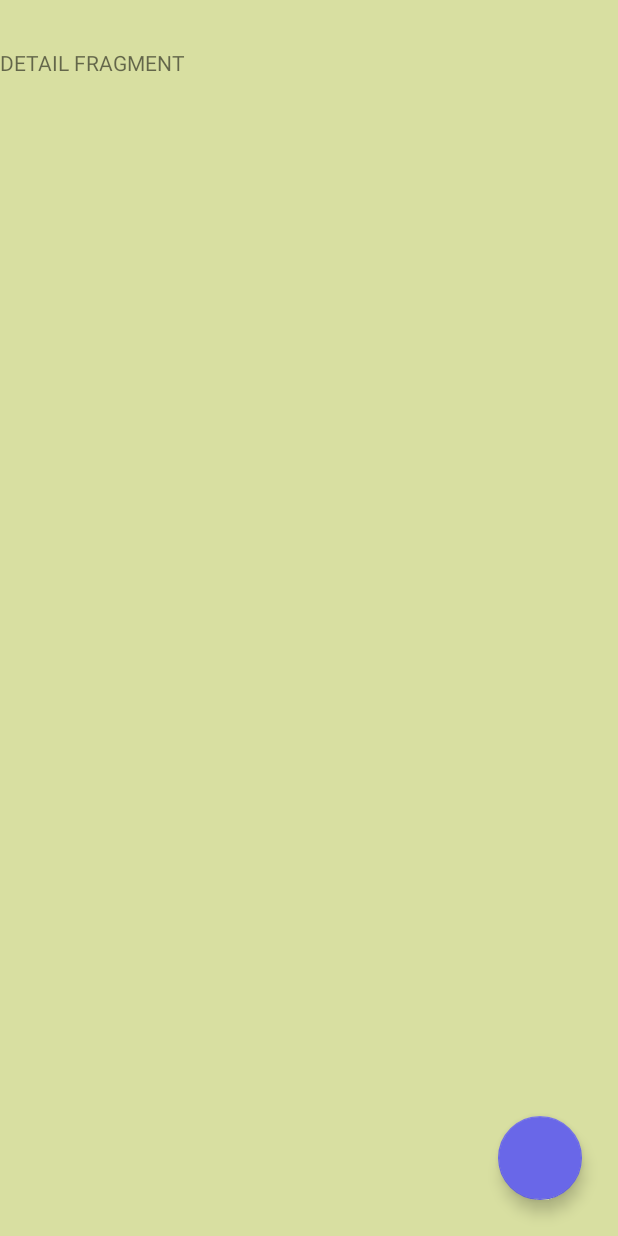
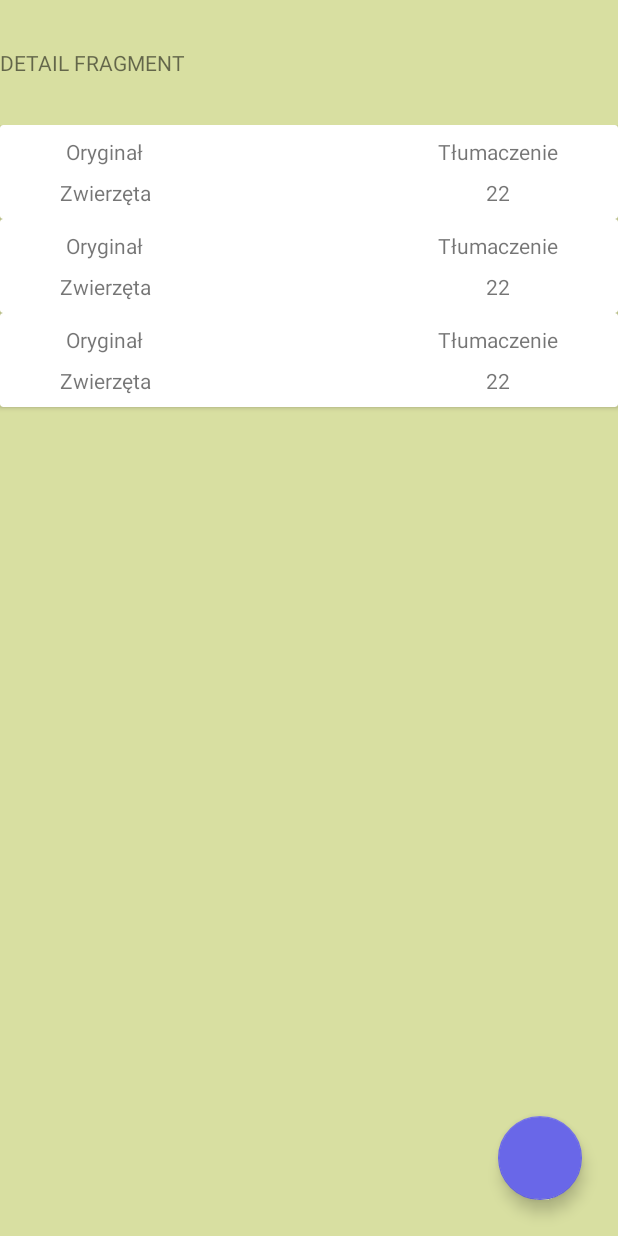
Before and after one commit to masslany/-PAdTM-Langusta, an Android app: the layout course_detail_fragment.xml on its own in the app's theme, with its tools: preview values and no code run, on a phone screen of 412 x 824 dp. Run offline under Robolectric (Android 15) with nearby library versions, the light colour scheme and no system bars.

Commit message:
initial words recyclerview implemented

```diff
--- a/app/src/main/java/com/example/mobilne_projekt/adapter/CourseAdapter.kt
+++ b/app/src/main/java/com/example/mobilne_projekt/adapter/CourseAdapter.kt
@@ -48,5 +48,4 @@ class CourseAdapter internal constructor(context: Context) : RecyclerView.Adapte
         val courseNameTextView: TextView = itemView.courseNameTextView
     }
 
-
 }
--- a/app/src/main/java/com/example/mobilne_projekt/data/db/CourseRepository.kt
+++ b/app/src/main/java/com/example/mobilne_projekt/data/db/CourseRepository.kt
@@ -27,6 +27,10 @@ class CourseRepository(private val courseDao: CourseDao) {
         return getCourseByName(name).words
     }
 
+    fun getWordsLiveData(name: String): LiveData<List<Word>> {
+        return courseDao.getWordsLiveData(name)
+    }
+
     fun insertWord(course: Course, word: Word) {
 
         val newWordsList = mutableListOf<Word>().apply { addAll(course.words)}
--- a/app/src/main/res/layout/course_detail_fragment.xml
+++ b/app/src/main/res/layout/course_detail_fragment.xml
@@ -17,6 +17,16 @@
         app:layout_constraintStart_toStartOf="parent"
         app:layout_constraintTop_toTopOf="parent" />
 
+    <androidx.recyclerview.widget.RecyclerView
+        android:id="@+id/wordsRecyclerView"
+        android:layout_width="match_parent"
+        android:layout_height="400dp"
+        android:layout_marginTop="32dp"
+        tools:listitem="@layout/item_word"
+        app:layout_constraintEnd_toEndOf="parent"
+        app:layout_constraintStart_toStartOf="parent"
+        app:layout_constraintTop_toBottomOf="@+id/courseDetailNameTextView" />
+
     <com.google.android.material.floatingactionbutton.FloatingActionButton
         android:id="@+id/addWordFab"
         android:layout_width="wrap_content"
--- /dev/null
+++ b/app/src/main/res/layout/item_word.xml
@@ -0,0 +1,70 @@
+<?xml version="1.0" encoding="utf-8"?>
+
+<androidx.cardview.widget.CardView xmlns:app="http://schemas.android.com/apk/res-auto"
+    xmlns:tools="http://schemas.android.com/tools"
+    android:layout_width="match_parent"
+    android:layout_height="wrap_content"
+    xmlns:android="http://schemas.android.com/apk/res/android">
+
+    <androidx.constraintlayout.widget.ConstraintLayout
+        android:layout_width="match_parent"
+        android:layout_height="wrap_content"
+        >
+
+        <LinearLayout
+            android:id="@+id/linearLayout"
+            android:layout_width="wrap_content"
+            android:layout_height="wrap_content"
+            android:layout_marginStart="32dp"
+            android:gravity="center"
+            android:orientation="vertical"
+            android:padding="8dp"
+            app:layout_constraintBottom_toBottomOf="parent"
+            app:layout_constraintStart_toStartOf="parent"
+            app:layout_constraintTop_toTopOf="parent">
+
+            <TextView
+                android:id="@+id/nameTextView"
+                android:layout_width="wrap_content"
+                android:layout_height="wrap_content"
+                android:text="@string/oryginal" />
+
+            <TextView
+                android:id="@+id/wordOriginalTextView"
+                android:layout_width="wrap_content"
+                android:layout_height="wrap_content"
+                android:layout_marginTop="8dp"
+                android:text="Zwierzęta" />
+        </LinearLayout>
+
+
+        <LinearLayout
+            android:id="@+id/linearLayout2"
+            android:layout_width="wrap_content"
+            android:layout_height="wrap_content"
+            android:layout_marginEnd="32dp"
+            android:gravity="center"
+            android:orientation="vertical"
+            android:padding="8dp"
+            app:layout_constraintBottom_toBottomOf="parent"
+            app:layout_constraintEnd_toEndOf="parent"
+            app:layout_constraintTop_toTopOf="parent"
+            app:layout_constraintVertical_bias="0.0">
+
+            <TextView
+                android:id="@+id/wordsTextView"
+                android:layout_width="wrap_content"
+                android:layout_height="wrap_content"
+                android:text="@string/tlumaczenie" />
+
+            <TextView
+                android:id="@+id/wordTranslationTextView"
+                android:layout_width="wrap_content"
+                android:layout_height="wrap_content"
+                android:layout_marginTop="8dp"
+                android:text="22" />
+        </LinearLayout>
+
+
+    </androidx.constraintlayout.widget.ConstraintLayout>
+</androidx.cardview.widget.CardView>
--- a/app/src/main/res/values/strings.xml
+++ b/app/src/main/res/values/strings.xml
@@ -18,5 +18,7 @@
     <string name="hint_add_word_known"><font size="12">Wpisz słówko w znanym języku</font></string>
     <string name="hind_add_word_unknown"><font size="12">Wpisz słówko w docelowym języku</font></string>
     <string name="dodaj">Dodaj</string>
+    <string name="tlumaczenie">Tłumaczenie</string>
+    <string name="oryginal">Oryginał</string>
 
 </resources>
```
Also changed, not shown: app/src/main/java/com/example/mobilne_projekt/adapter/WordAdapter.kt (added, +41 -0 lines), app/src/main/java/com/example/mobilne_projekt/data/db/CourseDao.kt (+8 -0 lines), app/src/main/java/com/example/mobilne_projekt/ui/CourseDetailFragment.kt (+30 -3 lines), app/src/main/java/com/example/mobilne_projekt/ui/CourseDetailViewModel.kt (+16 -2 lines).
